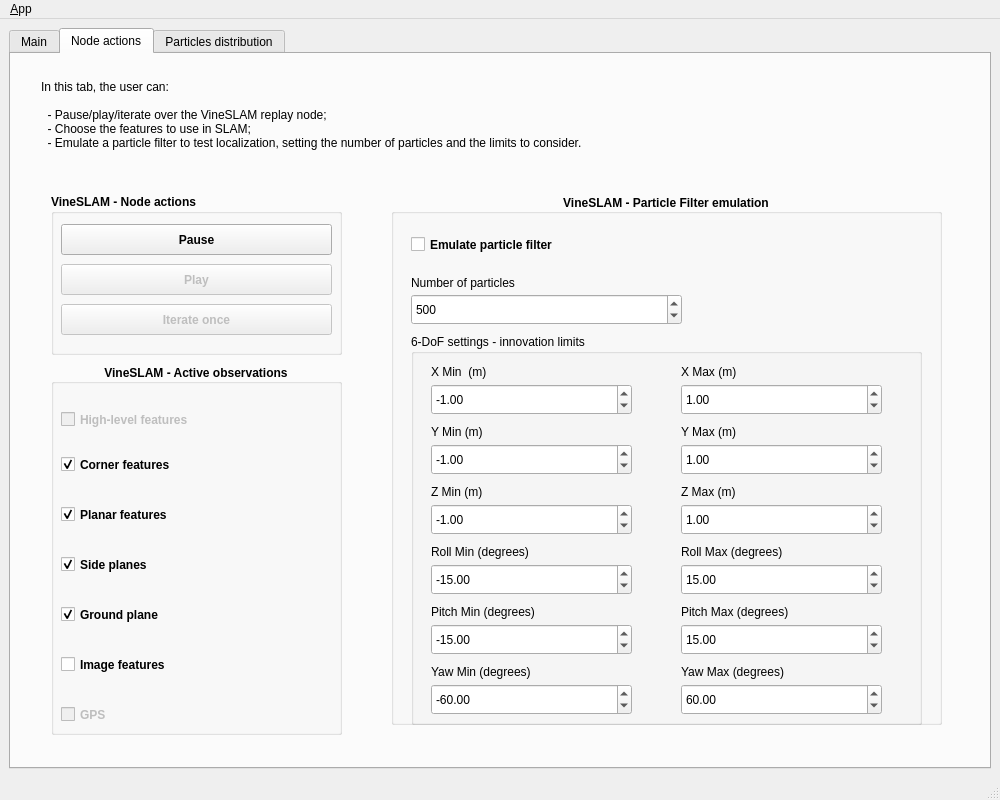
Above: vineslam_report/ui/main_window.ui from MikHut/vineslam before the change. Below: the same form after it.
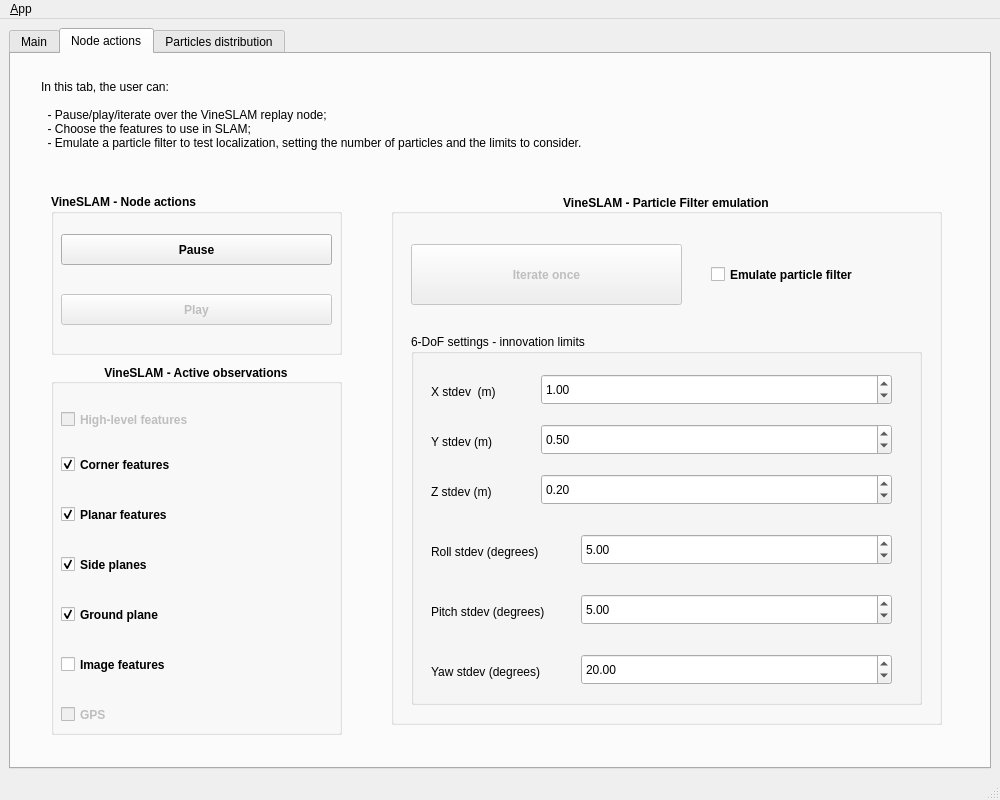
That is the form after the change. The open tabs and pages were chosen to show the change. Icons and pictures are not drawn.

Commit message: Closing (#67) - particle filter debug tool implemented and working

What changed in the file:
```diff
--- a/vineslam_report/ui/main_window.ui
+++ b/vineslam_report/ui/main_window.ui
@@ -308,7 +308,7 @@
            <x>20</x>
            <y>140</y>
            <width>511</width>
-           <height>391</height>
+           <height>371</height>
           </rect>
          </property>
          <property name="font">
@@ -323,33 +323,14 @@
          <widget class="QDoubleSpinBox" name="xmin">
           <property name="geometry">
            <rect>
-            <x>20</x>
-            <y>50</y>
-            <width>201</width>
+            <x>130</x>
+            <y>40</y>
+            <width>351</width>
             <height>31</height>
            </rect>
           </property>
           <property name="minimum">
-           <double>-10.000000000000000</double>
-          </property>
-          <property name="maximum">
-           <double>10.000000000000000</double>
-          </property>
-          <property name="value">
-           <double>-1.000000000000000</double>
-          </property>
-         </widget>
-         <widget class="QDoubleSpinBox" name="xmax">
-          <property name="geometry">
-           <rect>
-            <x>270</x>
-            <y>50</y>
-            <width>201</width>
-            <height>31</height>
-           </rect>
-          </property>
-          <property name="minimum">
-           <double>-10.000000000000000</double>
+           <double>0.000000000000000</double>
           </property>
           <property name="maximum">
            <double>10.000000000000000</double>
@@ -362,128 +343,64 @@
           <property name="geometry">
            <rect>
             <x>20</x>
-            <y>30</y>
-            <width>71</width>
+            <y>50</y>
+            <width>91</width>
             <height>16</height>
            </rect>
           </property>
           <property name="text">
-           <string>X Min  (m)</string>
+           <string>X stdev  (m)</string>
           </property>
          </widget>
-         <widget class="QLabel" name="label_14">
+         <widget class="QDoubleSpinBox" name="ystd">
           <property name="geometry">
            <rect>
-            <x>270</x>
-            <y>30</y>
-            <width>71</width>
-            <height>16</height>
-           </rect>
-          </property>
-          <property name="text">
-           <string>X Max (m)</string>
-          </property>
-         </widget>
-         <widget class="QDoubleSpinBox" name="ymin">
-          <property name="geometry">
-           <rect>
-            <x>20</x>
-            <y>110</y>
-            <width>201</width>
+            <x>130</x>
+            <y>90</y>
+            <width>351</width>
             <height>31</height>
            </rect>
           </property>
           <property name="minimum">
-           <double>-10.000000000000000</double>
+           <double>0.000000000000000</double>
           </property>
           <property name="maximum">
            <double>10.000000000000000</double>
           </property>
           <property name="value">
-           <double>-1.000000000000000</double>
-          </property>
-         </widget>
-         <widget class="QLabel" name="label_15">
-          <property name="geometry">
-           <rect>
-            <x>270</x>
-            <y>90</y>
-            <width>71</width>
-            <height>16</height>
-           </rect>
-          </property>
-          <property name="text">
-           <string>Y Max (m)</string>
+           <double>0.500000000000000</double>
           </property>
          </widget>
          <widget class="QLabel" name="label_16">
           <property name="geometry">
            <rect>
             <x>20</x>
-            <y>90</y>
-            <width>71</width>
+            <y>100</y>
+            <width>81</width>
             <height>16</height>
            </rect>
           </property>
           <property name="text">
-           <string>Y Min (m)</string>
+           <string>Y stdev (m)</string>
           </property>
          </widget>
          <widget class="QDoubleSpinBox" name="ymax">
           <property name="geometry">
            <rect>
-            <x>270</x>
-            <y>110</y>
-            <width>201</width>
+            <x>130</x>
+            <y>140</y>
+            <width>351</width>
             <height>31</height>
            </rect>
           </property>
           <property name="minimum">
-           <double>-10.000000000000000</double>
+           <double>0.000000000000000</double>
           </property>
           <property name="maximum">
            <double>10.000000000000000</double>
           </property>
           <property name="value">
-           <double>1.000000000000000</double>
-          </property>
-         </widget>
-         <widget class="QDoubleSpinBox" name="zmax">
-          <property name="geometry">
-           <rect>
-            <x>270</x>
-            <y>170</y>
-            <width>201</width>
-            <height>31</height>
-           </rect>
-          </property>
-          <property name="minimum">
-           <double>-10.000000000000000</double>
-          </property>
-          <property name="maximum">
-           <double>10.000000000000000</double>
-          </property>
-          <property name="value">
-           <double>1.000000000000000</double>
-          </property>
-         </widget>
-         <widget class="QDoubleSpinBox" name="zmin">
-          <property name="geometry">
-           <rect>
-            <x>20</x>
-            <y>170</y>
-            <width>201</width>
-            <height>31</height>
-           </rect>
-          </property>
-          <property name="minimum">
-           <double>-10.000000000000000</double>
-          </property>
-          <property name="maximum">
-           <double>10.000000000000000</double>
-          </property>
-          <property name="value">
-           <double>-1.000000000000000</double>
+           <double>0.200000000000000</double>
           </property>
          </widget>
          <widget class="QLabel" name="label_17">
@@ -491,25 +408,12 @@
            <rect>
             <x>20</x>
             <y>150</y>
-            <width>71</width>
+            <width>81</width>
             <height>16</height>
            </rect>
           </property>
           <property name="text">
-           <string>Z Min (m)</string>
-          </property>
-         </widget>
-         <widget class="QLabel" name="label_18">
-          <property name="geometry">
-           <rect>
-            <x>270</x>
-            <y>150</y>
-            <width>71</width>
-            <height>16</height>
-           </rect>
-          </property>
-          <property name="text">
-           <string>Z Max (m)</string>
+           <string>Z stdev (m)</string>
           </property>
          </widget>
          <widget class="QLabel" name="label_19">
@@ -517,108 +421,50 @@
            <rect>
             <x>20</x>
             <y>210</y>
-            <width>131</width>
-            <height>16</height>
-           </rect>
-          </property>
-          <property name="text">
-           <string>Roll Min (degrees) </string>
-          </property>
-         </widget>
-         <widget class="QLabel" name="label_20">
-          <property name="geometry">
-           <rect>
-            <x>270</x>
-            <y>210</y>
-            <width>131</width>
-            <height>16</height>
-           </rect>
-          </property>
-          <property name="text">
-           <string>Roll Max (degrees) </string>
-          </property>
-         </widget>
-         <widget class="QDoubleSpinBox" name="Rmax">
-          <property name="geometry">
-           <rect>
-            <x>270</x>
-            <y>230</y>
-            <width>201</width>
-            <height>31</height>
-           </rect>
-          </property>
-          <property name="minimum">
-           <double>-180.000000000000000</double>
-          </property>
-          <property name="maximum">
-           <double>180.000000000000000</double>
-          </property>
-          <property name="value">
-           <double>15.000000000000000</double>
-          </property>
-         </widget>
-         <widget class="QDoubleSpinBox" name="Rmin">
-          <property name="geometry">
-           <rect>
-            <x>20</x>
-            <y>230</y>
-            <width>201</width>
-            <height>31</height>
-           </rect>
-          </property>
-          <property name="minimum">
-           <double>-180.000000000000000</double>
-          </property>
-          <property name="maximum">
-           <double>180.000000000000000</double>
-          </property>
-          <property name="value">
-           <double>-15.000000000000000</double>
-          </property>
-         </widget>
-         <widget class="QDoubleSpinBox" name="Pmin">
-          <property name="geometry">
-           <rect>
-            <x>20</x>
-            <y>290</y>
-            <width>201</width>
-            <height>31</height>
-           </rect>
-          </property>
-          <property name="minimum">
-           <double>-180.000000000000000</double>
-          </property>
-          <property name="maximum">
-           <double>180.000000000000000</double>
-          </property>
-          <property name="value">
-           <double>-15.000000000000000</double>
-          </property>
-         </widget>
-         <widget class="QDoubleSpinBox" name="Pmax">
-          <property name="geometry">
-           <rect>
-            <x>270</x>
-            <y>290</y>
-            <width>201</width>
-            <height>31</height>
-           </rect>
-          </property>
-          <property name="value">
-           <double>15.000000000000000</double>
-          </property>
-         </widget>
-         <widget class="QLabel" name="label_21">
-          <property name="geometry">
-           <rect>
-            <x>270</x>
-            <y>270</y>
             <width>141</width>
             <height>16</height>
            </rect>
           </property>
           <property name="text">
-           <string>Pitch Max (degrees) </string>
+           <string>Roll stdev (degrees) </string>
+          </property>
+         </widget>
+         <widget class="QDoubleSpinBox" name="Rstd">
+          <property name="geometry">
+           <rect>
+            <x>170</x>
+            <y>200</y>
+            <width>311</width>
+            <height>31</height>
+           </rect>
+          </property>
+          <property name="minimum">
+           <double>0.000000000000000</double>
+          </property>
+          <property name="maximum">
+           <double>180.000000000000000</double>
+          </property>
+          <property name="value">
+           <double>5.000000000000000</double>
+          </property>
+         </widget>
+         <widget class="QDoubleSpinBox" name="Pstd">
+          <property name="geometry">
+           <rect>
+            <x>170</x>
+            <y>260</y>
+            <width>311</width>
+            <height>31</height>
+           </rect>
+          </property>
+          <property name="minimum">
+           <double>0.000000000000000</double>
+          </property>
+          <property name="maximum">
+           <double>180.000000000000000</double>
+          </property>
+          <property name="value">
+           <double>5.000000000000000</double>
           </property>
          </widget>
          <widget class="QLabel" name="label_22">
@@ -626,44 +472,31 @@
            <rect>
             <x>20</x>
             <y>270</y>
-            <width>141</width>
+            <width>151</width>
             <height>16</height>
            </rect>
           </property>
           <property name="text">
-           <string>Pitch Min (degrees)  </string>
+           <string>Pitch stdev (degrees)  </string>
           </property>
          </widget>
          <widget class="QDoubleSpinBox" name="Ymin">
           <property name="geometry">
            <rect>
-            <x>20</x>
-            <y>350</y>
-            <width>201</width>
+            <x>170</x>
+            <y>320</y>
+            <width>311</width>
             <height>31</height>
            </rect>
           </property>
           <property name="minimum">
-           <double>-180.000000000000000</double>
+           <double>0.000000000000000</double>
           </property>
           <property name="maximum">
            <double>180.000000000000000</double>
           </property>
           <property name="value">
-           <double>-60.000000000000000</double>
-          </property>
-         </widget>
-         <widget class="QLabel" name="label_23">
-          <property name="geometry">
-           <rect>
-            <x>270</x>
-            <y>330</y>
-            <width>141</width>
-            <height>16</height>
-           </rect>
-          </property>
-          <property name="text">
-           <string>Yaw Max (degrees) </string>
+           <double>20.000000000000000</double>
           </property>
          </widget>
          <widget class="QLabel" name="label_24">
@@ -671,75 +504,21 @@
            <rect>
             <x>20</x>
             <y>330</y>
-            <width>131</width>
+            <width>141</width>
             <height>16</height>
            </rect>
           </property>
           <property name="text">
-           <string>Yaw Min (degrees) </string>
+           <string>Yaw stdev (degrees) </string>
           </property>
          </widget>
-         <widget class="QDoubleSpinBox" name="Ymax">
-          <property name="geometry">
-           <rect>
-            <x>270</x>
-            <y>350</y>
-            <width>201</width>
-            <height>31</height>
-           </rect>
-          </property>
-          <property name="value">
-           <double>60.000000000000000</double>
-          </property>
-         </widget>
-        </widget>
-        <widget class="QSpinBox" name="n_particles">
-         <property name="geometry">
-          <rect>
-           <x>20</x>
-           <y>100</y>
-           <width>271</width>
-           <height>31</height>
-          </rect>
-         </property>
-         <property name="font">
-          <font>
-           <weight>50</weight>
-           <bold>false</bold>
-          </font>
-         </property>
-         <property name="maximum">
-          <number>2000</number>
-         </property>
-         <property name="value">
-          <number>500</number>
-         </property>
-        </widget>
-        <widget class="QLabel" name="label_26">
-         <property name="geometry">
-          <rect>
-           <x>20</x>
-           <y>80</y>
-           <width>191</width>
-           <height>17</height>
-          </rect>
-         </property>
-         <property name="font">
-          <font>
-           <weight>50</weight>
-           <bold>false</bold>
-          </font>
-         </property>
-         <property name="text">
-          <string>Number of particles</string>
-         </property>
         </widget>
         <widget class="QCheckBox" name="emulate_pf">
          <property name="geometry">
           <rect>
-           <x>20</x>
-           <y>30</y>
-           <width>271</width>
+           <x>320</x>
+           <y>60</y>
+           <width>191</width>
            <height>41</height>
           </rect>
          </property>
@@ -747,6 +526,22 @@
           <string>Emulate particle filter</string>
          </property>
         </widget>
+        <widget class="QPushButton" name="button_iterate">
+         <property name="enabled">
+          <bool>false</bool>
+         </property>
+         <property name="geometry">
+          <rect>
+           <x>20</x>
+           <y>50</y>
+           <width>271</width>
+           <height>61</height>
+          </rect>
+         </property>
+         <property name="text">
+          <string>Iterate once</string>
+         </property>
+        </widget>
        </widget>
        <widget class="QLabel" name="description_actions">
         <property name="geometry">
@@ -787,7 +582,7 @@
          <property name="geometry">
           <rect>
            <x>10</x>
-           <y>30</y>
+           <y>40</y>
            <width>271</width>
            <height>31</height>
           </rect>
@@ -806,7 +601,7 @@
          <property name="geometry">
           <rect>
            <x>10</x>
-           <y>70</y>
+           <y>100</y>
            <width>271</width>
            <height>31</height>
           </rect>
@@ -818,22 +613,6 @@
           <bool>false</bool>
          </property>
         </widget>
-        <widget class="QPushButton" name="button_iterate">
-         <property name="enabled">
-          <bool>false</bool>
-         </property>
-         <property name="geometry">
-          <rect>
-           <x>10</x>
-           <y>110</y>
-           <width>271</width>
-           <height>31</height>
-          </rect>
-         </property>
-         <property name="text">
-          <string>Iterate once</string>
-         </property>
-        </widget>
        </widget>
       </widget>
       <widget class="QWidget" name="debug_tab">
```
Left out of the diff: 10 changed lines with no effect on the pictures. The commit also changes 13 other files.
